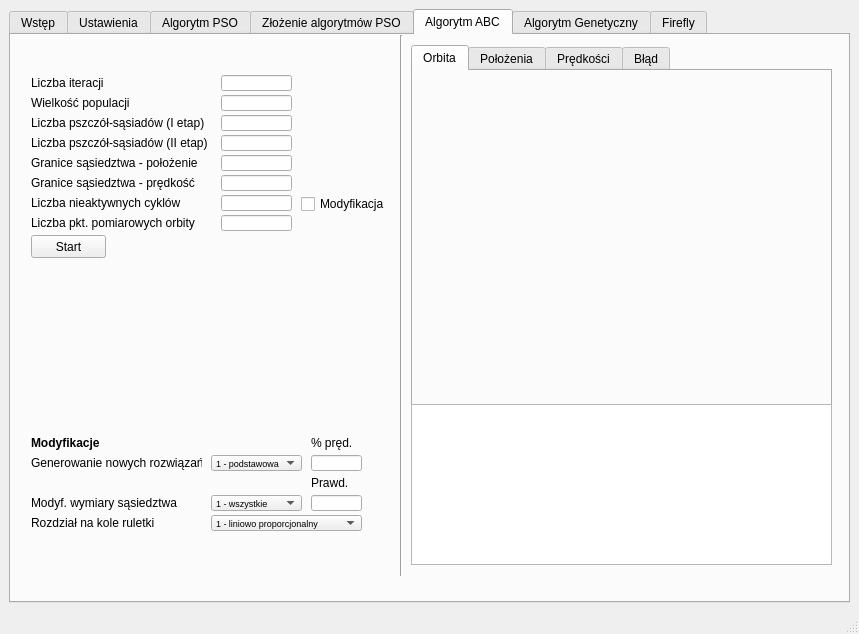
Above: gui_files/TBP_visualisation.ui from konradflis/TBP-GUiIO before the change. Below: the same form after it.
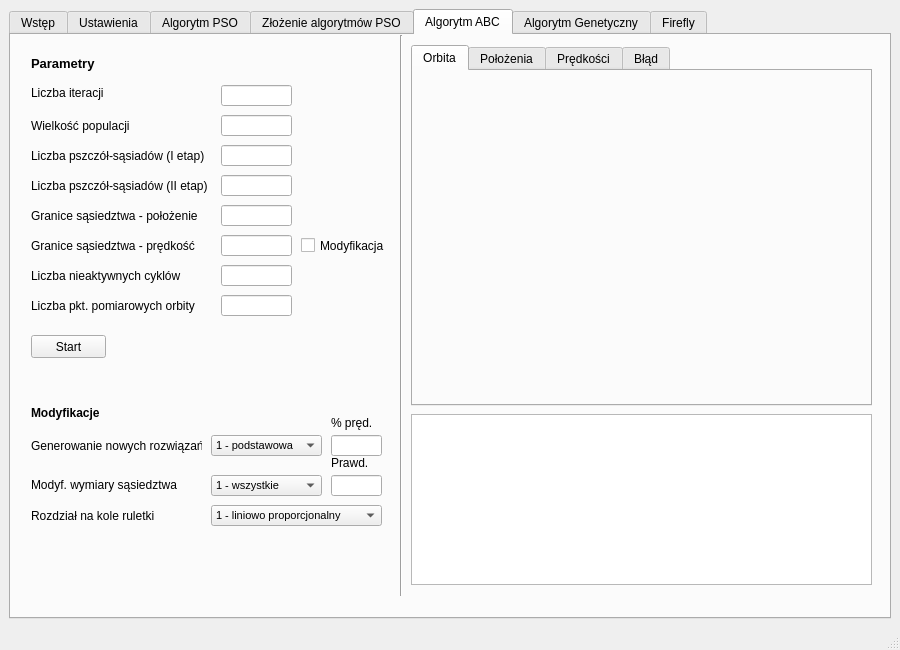
That is the form after the change. The open tabs and pages were chosen to show the change.

Diff of the .ui file:
```diff
--- a/gui_files/TBP_visualisation.ui
+++ b/gui_files/TBP_visualisation.ui
@@ -6,8 +6,8 @@
    <rect>
     <x>0</x>
     <y>0</y>
-    <width>859</width>
-    <height>634</height>
+    <width>900</width>
+    <height>650</height>
    </rect>
   </property>
   <property name="windowTitle">
@@ -1576,7 +1576,7 @@
         <property name="geometry">
          <rect>
           <x>20</x>
-          <y>40</y>
+          <y>50</y>
           <width>81</width>
           <height>16</height>
          </rect>
@@ -1589,14 +1589,14 @@
         <property name="geometry">
          <rect>
           <x>210</x>
-          <y>40</y>
+          <y>50</y>
           <width>71</width>
-          <height>16</height>
+          <height>21</height>
          </rect>
         </property>
         <property name="font">
          <font>
-          <pointsize>6</pointsize>
+          <pointsize>8</pointsize>
          </font>
         </property>
        </widget>
@@ -1604,9 +1604,9 @@
         <property name="geometry">
          <rect>
           <x>20</x>
-          <y>60</y>
+          <y>80</y>
           <width>111</width>
-          <height>16</height>
+          <height>21</height>
          </rect>
         </property>
         <property name="text">
@@ -1617,14 +1617,14 @@
         <property name="geometry">
          <rect>
           <x>210</x>
-          <y>60</y>
+          <y>80</y>
           <width>71</width>
-          <height>16</height>
+          <height>21</height>
          </rect>
         </property>
         <property name="font">
          <font>
-          <pointsize>6</pointsize>
+          <pointsize>8</pointsize>
          </font>
         </property>
        </widget>
@@ -1632,14 +1632,14 @@
         <property name="geometry">
          <rect>
           <x>210</x>
-          <y>80</y>
+          <y>110</y>
           <width>71</width>
-          <height>16</height>
+          <height>21</height>
          </rect>
         </property>
         <property name="font">
          <font>
-          <pointsize>6</pointsize>
+          <pointsize>8</pointsize>
          </font>
         </property>
        </widget>
@@ -1647,9 +1647,9 @@
         <property name="geometry">
          <rect>
           <x>20</x>
-          <y>80</y>
+          <y>110</y>
           <width>181</width>
-          <height>16</height>
+          <height>21</height>
          </rect>
         </property>
         <property name="text">
@@ -1660,9 +1660,9 @@
         <property name="geometry">
          <rect>
           <x>20</x>
-          <y>100</y>
+          <y>140</y>
           <width>181</width>
-          <height>16</height>
+          <height>21</height>
          </rect>
         </property>
         <property name="text">
@@ -1673,14 +1673,14 @@
         <property name="geometry">
          <rect>
           <x>210</x>
-          <y>100</y>
+          <y>140</y>
           <width>71</width>
-          <height>16</height>
+          <height>21</height>
          </rect>
         </property>
         <property name="font">
          <font>
-          <pointsize>6</pointsize>
+          <pointsize>8</pointsize>
          </font>
         </property>
        </widget>
@@ -1688,9 +1688,9 @@
         <property name="geometry">
          <rect>
           <x>20</x>
-          <y>120</y>
+          <y>170</y>
           <width>181</width>
-          <height>16</height>
+          <height>21</height>
          </rect>
         </property>
         <property name="text">
@@ -1701,9 +1701,9 @@
         <property name="geometry">
          <rect>
           <x>20</x>
-          <y>140</y>
+          <y>200</y>
           <width>181</width>
-          <height>16</height>
+          <height>21</height>
          </rect>
         </property>
         <property name="text">
@@ -1714,14 +1714,14 @@
         <property name="geometry">
          <rect>
           <x>210</x>
-          <y>120</y>
+          <y>170</y>
           <width>71</width>
-          <height>16</height>
+          <height>21</height>
          </rect>
         </property>
         <property name="font">
          <font>
-          <pointsize>6</pointsize>
+          <pointsize>8</pointsize>
          </font>
         </property>
        </widget>
@@ -1729,14 +1729,14 @@
         <property name="geometry">
          <rect>
           <x>210</x>
-          <y>140</y>
+          <y>200</y>
           <width>71</width>
-          <height>16</height>
+          <height>21</height>
          </rect>
         </property>
         <property name="font">
          <font>
-          <pointsize>6</pointsize>
+          <pointsize>8</pointsize>
          </font>
         </property>
        </widget>
@@ -1744,9 +1744,9 @@
         <property name="geometry">
          <rect>
           <x>20</x>
-          <y>160</y>
+          <y>230</y>
           <width>171</width>
-          <height>16</height>
+          <height>21</height>
          </rect>
         </property>
         <property name="text">
@@ -1757,14 +1757,14 @@
         <property name="geometry">
          <rect>
           <x>210</x>
-          <y>160</y>
+          <y>230</y>
           <width>71</width>
-          <height>16</height>
+          <height>21</height>
          </rect>
         </property>
         <property name="font">
          <font>
-          <pointsize>6</pointsize>
+          <pointsize>8</pointsize>
          </font>
         </property>
        </widget>
@@ -1772,9 +1772,9 @@
         <property name="geometry">
          <rect>
           <x>290</x>
-          <y>160</y>
+          <y>200</y>
           <width>91</width>
-          <height>18</height>
+          <height>21</height>
          </rect>
         </property>
         <property name="text">
@@ -1785,9 +1785,9 @@
         <property name="geometry">
          <rect>
           <x>20</x>
-          <y>480</y>
+          <y>470</y>
           <width>141</width>
-          <height>16</height>
+          <height>21</height>
          </rect>
         </property>
         <property name="text">
@@ -1798,14 +1798,14 @@
         <property name="geometry">
          <rect>
           <x>200</x>
-          <y>480</y>
-          <width>151</width>
-          <height>16</height>
+          <y>470</y>
+          <width>171</width>
+          <height>21</height>
          </rect>
         </property>
         <property name="font">
          <font>
-          <pointsize>7</pointsize>
+          <pointsize>8</pointsize>
          </font>
         </property>
         <item>
@@ -1823,9 +1823,9 @@
         <property name="geometry">
          <rect>
           <x>20</x>
-          <y>420</y>
+          <y>400</y>
           <width>171</width>
-          <height>16</height>
+          <height>21</height>
          </rect>
         </property>
         <property name="text">
@@ -1836,14 +1836,14 @@
         <property name="geometry">
          <rect>
           <x>200</x>
-          <y>420</y>
-          <width>91</width>
-          <height>16</height>
+          <y>400</y>
+          <width>111</width>
+          <height>21</height>
          </rect>
         </property>
         <property name="font">
          <font>
-          <pointsize>7</pointsize>
+          <pointsize>8</pointsize>
          </font>
         </property>
         <item>
@@ -1866,7 +1866,7 @@
         <property name="geometry">
          <rect>
           <x>20</x>
-          <y>400</y>
+          <y>370</y>
           <width>101</width>
           <height>16</height>
          </rect>
@@ -1884,9 +1884,9 @@
         <property name="geometry">
          <rect>
           <x>20</x>
-          <y>460</y>
+          <y>440</y>
           <width>181</width>
-          <height>16</height>
+          <height>20</height>
          </rect>
         </property>
         <property name="text">
@@ -1897,14 +1897,14 @@
         <property name="geometry">
          <rect>
           <x>200</x>
-          <y>460</y>
-          <width>91</width>
-          <height>16</height>
+          <y>440</y>
+          <width>111</width>
+          <height>21</height>
          </rect>
         </property>
         <property name="font">
          <font>
-          <pointsize>7</pointsize>
+          <pointsize>8</pointsize>
          </font>
         </property>
         <item>
@@ -1921,10 +1921,10 @@
        <widget class="QLineEdit" name="ABCdimProbability">
         <property name="geometry">
          <rect>
-          <x>300</x>
-          <y>460</y>
+          <x>320</x>
+          <y>440</y>
           <width>51</width>
-          <height>16</height>
+          <height>21</height>
          </rect>
         </property>
         <property name="font">
@@ -1936,8 +1936,8 @@
        <widget class="QLabel" name="label_24">
         <property name="geometry">
          <rect>
-          <x>300</x>
-          <y>440</y>
+          <x>320</x>
+          <y>420</y>
           <width>41</width>
           <height>16</height>
          </rect>
@@ -1949,23 +1949,23 @@
        <widget class="QLineEdit" name="ABCneighPercent">
         <property name="geometry">
          <rect>
-          <x>300</x>
-          <y>420</y>
+          <x>320</x>
+          <y>400</y>
           <width>51</width>
-          <height>16</height>
+          <height>21</height>
          </rect>
         </property>
         <property name="font">
          <font>
-          <pointsize>6</pointsize>
+          <pointsize>8</pointsize>
          </font>
         </property>
        </widget>
        <widget class="QLabel" name="label_25">
         <property name="geometry">
          <rect>
-          <x>300</x>
-          <y>400</y>
+          <x>320</x>
+          <y>380</y>
           <width>51</width>
           <height>16</height>
          </rect>
@@ -1978,7 +1978,7 @@
         <property name="geometry">
          <rect>
           <x>20</x>
-          <y>200</y>
+          <y>300</y>
           <width>75</width>
           <height>23</height>
          </rect>
@@ -1992,7 +1992,7 @@
          <rect>
           <x>400</x>
           <y>10</y>
-          <width>421</width>
+          <width>461</width>
           <height>361</height>
          </rect>
         </property>
@@ -2006,10 +2006,10 @@
          <widget class="QWidget" name="gridLayoutWidget_3">
           <property name="geometry">
            <rect>
-            <x>-1</x>
-            <y>-1</y>
-            <width>421</width>
-            <height>341</height>
+            <x>9</x>
+            <y>9</y>
+            <width>441</width>
+            <height>321</height>
            </rect>
           </property>
           <layout class="QGridLayout" name="gridOrbitABC"/>
@@ -2068,9 +2068,9 @@
         <property name="geometry">
          <rect>
           <x>20</x>
-          <y>180</y>
+          <y>260</y>
           <width>181</width>
-          <height>16</height>
+          <height>21</height>
          </rect>
         </property>
         <property name="text">
@@ -2081,14 +2081,14 @@
         <property name="geometry">
          <rect>
           <x>210</x>
-          <y>180</y>
+          <y>260</y>
           <width>71</width>
-          <height>16</height>
+          <height>21</height>
          </rect>
         </property>
         <property name="font">
          <font>
-          <pointsize>6</pointsize>
+          <pointsize>8</pointsize>
          </font>
         </property>
        </widget>
@@ -2096,9 +2096,9 @@
         <property name="geometry">
          <rect>
           <x>400</x>
-          <y>369</y>
-          <width>421</width>
-          <height>161</height>
+          <y>379</y>
+          <width>461</width>
+          <height>171</height>
          </rect>
         </property>
         <property name="font">
@@ -2113,13 +2113,32 @@
           <x>380</x>
           <y>0</y>
           <width>20</width>
-          <height>541</height>
+          <height>561</height>
          </rect>
         </property>
         <property name="orientation">
          <enum>Qt::Vertical</enum>
         </property>
        </widget>
+       <widget class="QLabel" name="label_67">
+        <property name="geometry">
+         <rect>
+          <x>20</x>
+          <y>20</y>
+          <width>81</width>
+          <height>16</height>
+         </rect>
+        </property>
+        <property name="font">
+         <font>
+          <pointsize>10</pointsize>
+          <bold>true</bold>
+         </font>
+        </property>
+        <property name="text">
+         <string>Parametry</string>
+        </property>
+       </widget>
       </widget>
       <widget class="QWidget" name="genethic">
        <attribute name="title">
```
Left out of the diff: 224 changed lines with no effect on the pictures.
